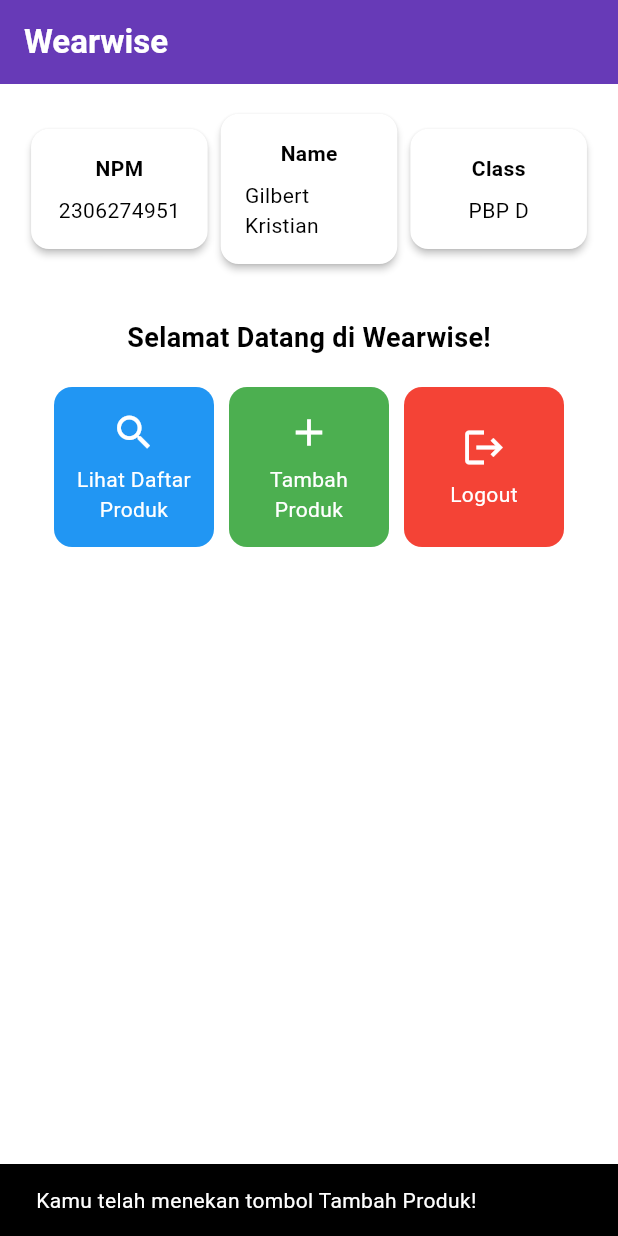
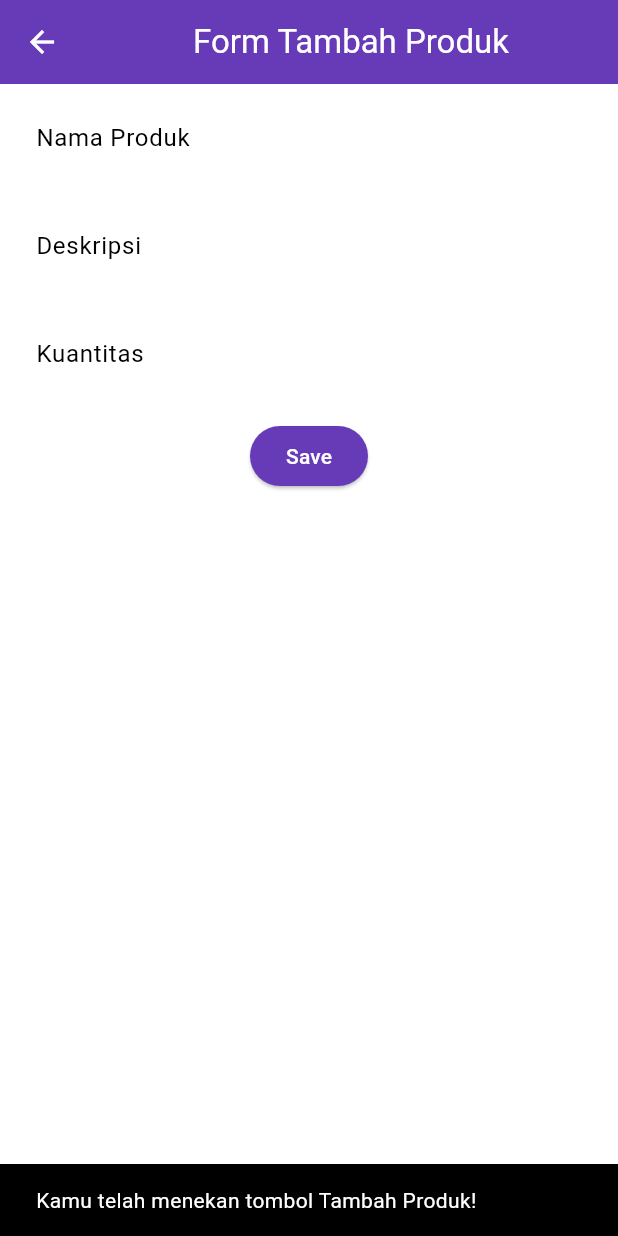
Before and after one commit to gilbertkristiaan/wearwise-mobile, a Flutter app: the screen it shows after launch, after a tap on "Tambah Produk", on a phone screen of 412 x 824 dp. Run offline on Flutter 3.47's test engine with Material 3 defaults, Android fonts, the phone set to English and light mode, and no system bars.

Commit message:
tugas 8 selesai

```diff
--- a/lib/main.dart
+++ b/lib/main.dart
@@ -1,5 +1,5 @@
 import 'package:flutter/material.dart';
-import 'package:wearwise_mobile/menu.dart';
+import 'package:wearwise_mobile/screens/menu.dart';
 
 
 void main() {
--- a/lib/menu.dart
+++ b/lib/screens/menu.dart
@@ -1,4 +1,6 @@
 import 'package:flutter/material.dart';
+import 'package:wearwise_mobile/widgets/left_drawer.dart';
+import 'package:wearwise_mobile/widgets/product_card.dart';
 
 class MyHomePage extends StatelessWidget {
   final String npm = '2306274951'; // NPM
@@ -20,14 +22,16 @@
       appBar: AppBar(
         title: const Text(
           'Wearwise',
-          style: TextStyle(
+           style: TextStyle(
             color: Colors.white,
             fontWeight: FontWeight.bold,
           ),
         ),
         // Warna latar belakang AppBar diambil dari skema warna tema aplikasi.
         backgroundColor: Theme.of(context).colorScheme.primary,
+        iconTheme: const IconThemeData(color: Colors.white),
       ),
+      drawer: const LeftDrawer(),
       // Body halaman dengan padding di sekelilingnya.
       body: Padding(
         padding: const EdgeInsets.all(16.0),
@@ -123,63 +127,3 @@
     );
   }
 }
-
-class ItemHomepage {
-  final String name;
-  final IconData icon;
-  final Color color;
-
-  ItemHomepage(this.name, this.icon, this.color);
-}
-
-class ItemCard extends StatelessWidget {
-  // Menampilkan kartu dengan ikon dan nama.
-  final ItemHomepage item;
-  const ItemCard(this.item, {super.key});
-
-  @override
-  Widget build(BuildContext context) {
-    return Material(
-      // memilih warna latar belakang dari tema aplikasi atau warna yang ditentukan.
-      color: item.color,
-      // Membuat sudut kartu melengkung.
-      borderRadius: BorderRadius.circular(12),
-
-      child: InkWell(
-        // Aksi ketika kartu ditekan.
-        onTap: () {
-          // Menampilkan pesan SnackBar saat kartu ditekan.
-          ScaffoldMessenger.of(context)
-            ..hideCurrentSnackBar()
-            ..showSnackBar(
-                SnackBar(content: Text("Kamu telah menekan tombol ${item.name}!"))
-            );
-        },
-        // Container untuk menyimpan Icon dan Text
-        child: Container(
-          padding: const EdgeInsets.all(8),
-          child: Center(
-            child: Column(
-              // Menyusun ikon dan teks di tengah kartu.
-              mainAxisAlignment: MainAxisAlignment.center,
-              children: [
-                Icon(
-                  item.icon,
-                  color: Colors.white,
-                  size: 30.0,
-                ),
-                const Padding(padding: EdgeInsets.all(3)),
-                Text(
-                  item.name,
-                  textAlign: TextAlign.center,
-                  style: const TextStyle(color: Colors.white),
-                ),
-              ],
-            ),
-          ),
-        ),
-      ),
-    );
-  }
-
-}
--- /dev/null
+++ b/lib/screens/productentry_form.dart
@@ -0,0 +1,161 @@
+import 'package:flutter/material.dart';
+
+class ProductEntryFormPage extends StatefulWidget {
+  const ProductEntryFormPage({super.key});
+
+  @override
+  State<ProductEntryFormPage> createState() => _ProductEntryFormPageState();
+}
+
+class _ProductEntryFormPageState extends State<ProductEntryFormPage> {
+  final _formKey = GlobalKey<FormState>();
+  	String _name = ""; // name
+	String _description = ""; // description
+	int _amount = 0; // amount
+
+
+  @override
+  Widget build(BuildContext context) {
+    return Scaffold(
+  appBar: AppBar(
+    title: const Center(
+      child: Text(
+        'Form Tambah Produk',
+      ),
+    ),
+    backgroundColor: Theme.of(context).colorScheme.primary,
+    foregroundColor: Colors.white,
+  ),
+  // TODO: Tambahkan drawer yang sudah dibuat di sini
+  body: Form(
+    key: _formKey,
+    child: SingleChildScrollView(
+      child: Column(
+  crossAxisAlignment: CrossAxisAlignment.start,
+  children: [
+    Padding(
+      padding: const EdgeInsets.all(8.0),
+      child: TextFormField(
+        decoration: InputDecoration(
+          hintText: "Nama Produk",
+          labelText: "Nama Produk",
+          border: OutlineInputBorder(
+            borderRadius: BorderRadius.circular(5.0),
+          ),
+        ),
+        onChanged: (String? value) {
+          setState(() {
+            _name = value!;
+          });
+        },
+        validator: (String? value) {
+          if (value == null || value.isEmpty) {
+            return "Nama Produk tidak boleh kosong!";
+          }
+          return null;
+        },
+      ),
+    ),
+    Padding(
+  padding: const EdgeInsets.all(8.0),
+  child: TextFormField(
+    decoration: InputDecoration(
+      hintText: "Deskripsi",
+      labelText: "Deskripsi",
+      border: OutlineInputBorder(
+        borderRadius: BorderRadius.circular(5.0),
+      ),
+    ),
+    onChanged: (String? value) {
+      setState(() {
+        _description = value!;
+      });
+    },
+    validator: (String? value) {
+      if (value == null || value.isEmpty) {
+        return "Deskripsi tidak boleh kosong!";
+      }
+      return null;
+    },
+  ),
+),
+Padding(
+  padding: const EdgeInsets.all(8.0),
+  child: TextFormField(
+    decoration: InputDecoration(
+      hintText: "Kuantitas",
+      labelText: "Kuantitas",
+      border: OutlineInputBorder(
+        borderRadius: BorderRadius.circular(5.0),
+      ),
+    ),
+    onChanged: (String? value) {
+      setState(() {
+        _amount = int.tryParse(value!) ?? 0;
+      });
+    },
+    validator: (String? value) {
+      if (value == null || value.isEmpty) {
+        return "Kuantitas tidak boleh kosong!";
+      }
+      if (int.tryParse(value) == null) {
+        return "Kuantitas harus berupa angka!";
+      }
+      return null;
+    },
+  ),
+),
+Align(
+  alignment: Alignment.bottomCenter,
+  child: Padding(
+    padding: const EdgeInsets.all(8.0),
+    child: ElevatedButton(
+      style: ButtonStyle(
+        backgroundColor: WidgetStateProperty.all(
+            Theme.of(context).colorScheme.primary),
+      ),
+      onPressed: () {
+        if (_formKey.currentState!.validate()) {
+          showDialog(
+        context: context,
+        builder: (context) {
+          return AlertDialog(
+            title: const Text('Produk berhasil tersimpan'),
+            content: SingleChildScrollView(
+              child: Column(
+                crossAxisAlignment: CrossAxisAlignment.start,
+                children: [
+                  Text('Nama Produk: $_name'),
+                  Text('Deskripsi : $_description'),
+                  Text('Kuantitas: $_amount'),
+                ],
+              ),
+            ),
+            actions: [
+              TextButton(
+                child: const Text('OK'),
+                onPressed: () {
+                  Navigator.pop(context);
+                  _formKey.currentState!.reset();
+                },
+              ),
+            ],
+          );
+        },
+      );
+        }
+      },
+      child: const Text(
+        "Save",
+        style: TextStyle(color: Colors.white),
+      ),
+    ),
+  ),
+),
+  ],
+      )
+    ),
+  ),
+  );
+    }
+  }
--- /dev/null
+++ b/lib/widgets/left_drawer.dart
@@ -0,0 +1,72 @@
+import 'package:flutter/material.dart';
+import 'package:wearwise_mobile/screens/menu.dart';
+import 'package:wearwise_mobile/screens/productentry_form.dart';
+
+class LeftDrawer extends StatelessWidget {
+  const LeftDrawer({super.key});
+
+  @override
+  Widget build(BuildContext context) {
+    return Drawer(
+      child: ListView(
+        children: [
+          DrawerHeader(
+            // TODO: Bagian drawer header
+            decoration: BoxDecoration(
+              color: Theme.of(context).colorScheme.primary,
+            ),
+            child: const Column(
+              children: [
+                Text(
+                  'Wearwise',
+                  textAlign: TextAlign.center,
+                  style: TextStyle(
+                    fontSize: 24,
+                    fontWeight: FontWeight.bold,
+                    color: Colors.white,
+                  ),
+                ),
+                Padding(padding: EdgeInsets.all(8)),
+                Text(
+                  "Choose what you like at Wearwise!",
+                  textAlign: TextAlign.center,
+                  style: TextStyle(
+                    fontSize: 15,
+                    fontWeight: FontWeight.normal,
+                    color: Colors.white,
+                  )
+                ),
+              ],
+            ),
+          ),
+          ListTile(
+            leading: const Icon(Icons.home_outlined),
+            title: const Text('Halaman Utama'),
+            // Bagian redirection ke MyHomePage
+            onTap: () {
+              Navigator.pushReplacement(
+                  context,
+                  MaterialPageRoute(
+                    builder: (context) => MyHomePage(),
+                  ));
+            },
+          ),
+          ListTile(
+            leading: const Icon(Icons.add_circle_outlined),
+            title: const Text('Tambah Produk'),
+            // Bagian redirection ke ProductEntry
+            onTap: () {
+              Navigator.push(
+                  context,
+                  MaterialPageRoute(
+                    builder: (context) => const ProductEntryFormPage(),
+                  ));
+
+            },
+          ),
+
+        ],
+      ),
+    );
+  }
+}
--- /dev/null
+++ b/lib/widgets/product_card.dart
@@ -0,0 +1,65 @@
+import 'package:flutter/material.dart';
+import 'package:wearwise_mobile/screens/productentry_form.dart';
+
+class ItemHomepage {
+  final String name;
+  final IconData icon;
+  final Color color;
+
+  ItemHomepage(this.name, this.icon, this.color);
+}
+
+class ItemCard extends StatelessWidget {
+  // Menampilkan kartu dengan ikon dan nama.
+  final ItemHomepage item;
+  const ItemCard(this.item, {super.key});
+
+  @override
+  Widget build(BuildContext context) {
+    return Material(
+      // memilih warna latar belakang dari tema aplikasi atau warna yang ditentukan.
+      color: item.color,
+      // Membuat sudut kartu melengkung.
+      borderRadius: BorderRadius.circular(12),
+
+      child: InkWell(
+        // Aksi ketika kartu ditekan.
+        onTap: () {
+          // Menampilkan pesan SnackBar saat kartu ditekan.
+          ScaffoldMessenger.of(context)
+            ..hideCurrentSnackBar()
+            ..showSnackBar(
+                SnackBar(content: Text("Kamu telah menekan tombol ${item.name}!"))
+            );
+            if (item.name == "Tambah Produk") {
+            Navigator.push(context,
+            MaterialPageRoute(builder: (context) => const ProductEntryFormPage()));
+            }
+        },
+        // Container untuk menyimpan Icon dan Text
+        child: Container(
+          padding: const EdgeInsets.all(8),
+          child: Center(
+            child: Column(
+              // Menyusun ikon dan teks di tengah kartu.
+              mainAxisAlignment: MainAxisAlignment.center,
+              children: [
+                Icon(
+                  item.icon,
+                  color: Colors.white,
+                  size: 30.0,
+                ),
+                const Padding(padding: EdgeInsets.all(3)),
+                Text(
+                  item.name,
+                  textAlign: TextAlign.center,
+                  style: const TextStyle(color: Colors.white),
+                ),
+              ],
+            ),
+          ),
+        ),
+      ),
+    );
+  }
+}
```
Also changed, not shown: 1 other file.
